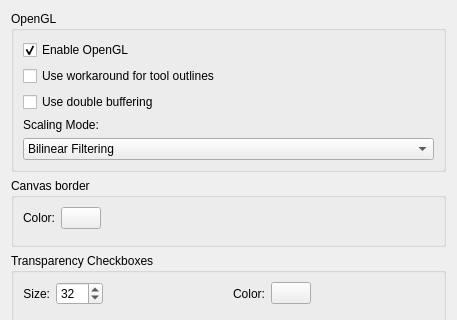
Before: the Qt Designer form krita/ui/forms/wdgdisplaysettings.ui in KDE/krita, drawn with Qt 5; both pictures show x 0 to 457 and y 0 to 320 of the 457 by 468 pixel window.
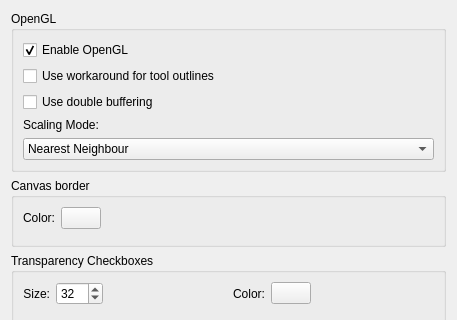
After: the same form once the commit is applied. Custom widgets are drawn as their Qt base class.

Commit message: Temporarily add three more mipmap filter options

Patch:
```diff
--- a/krita/ui/forms/wdgdisplaysettings.ui
+++ b/krita/ui/forms/wdgdisplaysettings.ui
@@ -187,7 +187,7 @@
       <item row="5" column="0">
        <widget class="QComboBox" name="cmbFilterMode">
         <property name="currentIndex">
-         <number>1</number>
+         <number>0</number>
         </property>
         <item>
          <property name="text">
```
Left out of the diff: 15 changed lines with no effect on the pictures. The commit also changes 2 other files.
